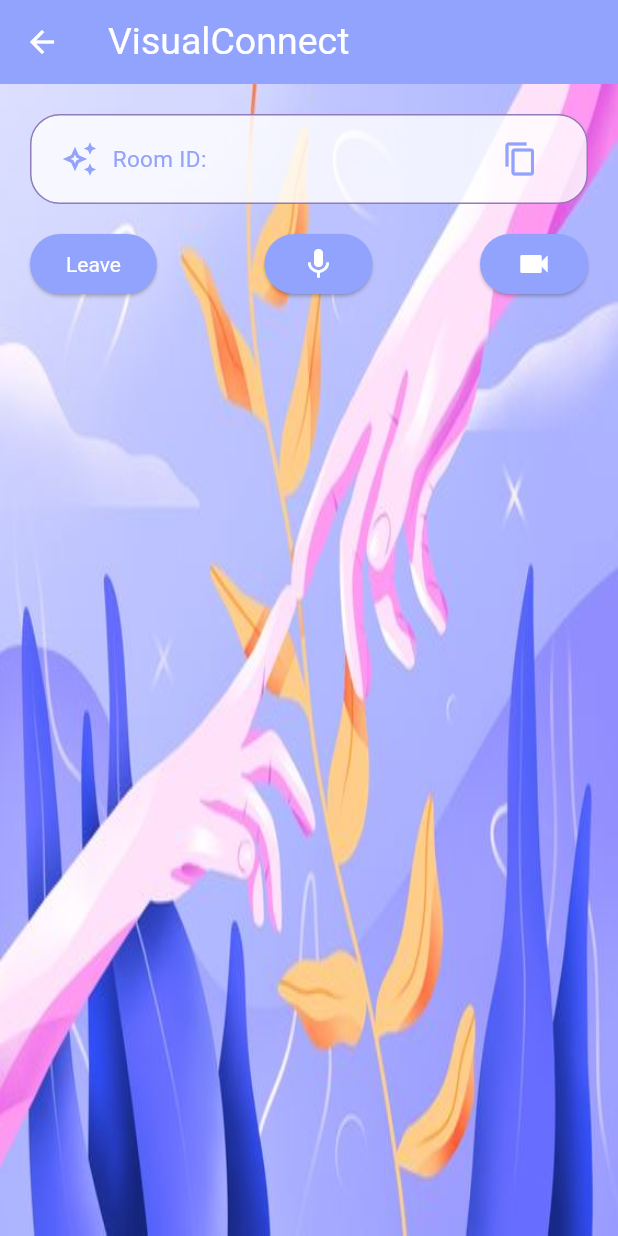
After one commit to hareem7bilal/FITR, a Flutter app: the VideoSDKQuickStart screen opened directly, after a tap on "Join", on a phone screen of 412 x 824 dp. The commit adds this screen. Run offline on Flutter 3.47's test engine with Material 3 defaults, Android fonts, the light colour scheme and no system bars; our stand-ins replace animated_toggle_switch, bloc, camera, carousel_slider, cloud_firestore, equatable and 13 more; missing offline and left inert: animate_gradient, calendar_agenda, dotted_dashed_line, firebase_app_check, google_mlkit_commons, simple_animation_progress_bar and 3 more; accounts and stored records are empty; network calls fail; Roboto replaces fonts that are missing (Poppins).

Commit message:
videocall

```diff
--- a/app/lib/views/DL_models/openpose/openpose_realtime.dart
+++ b/app/lib/views/DL_models/openpose/openpose_realtime.dart
@@ -55,7 +55,7 @@ class _OpenPoseRealtimeState extends State<OpenPoseRealtime> {
 
   void initializeWebSocket() {
     _socketChannel =
-        IOWebSocketChannel.connect(Uri.parse('https://realtime-pose-estimation-api.onrender.com/ws'));
+        IOWebSocketChannel.connect(Uri.parse('http://LoadBalancer1-1188636977.ap-south-1.elb.amazonaws.com/ws'));
 
     _socketChannel!.stream.listen(
       (message) {
--- /dev/null
+++ b/app/lib/views/visual_connect/api.dart
@@ -0,0 +1,14 @@
+import 'dart:convert';
+import 'package:http/http.dart' as http;
+
+String token =
+    "eyJhbGciOiJIUzI1NiIsInR5cCI6IkpXVCJ9.eyJhcGlrZXkiOiIyZDllMzNjNy04OTUzLTQ4OWItODA3ZC03YjZlNWI4ZWVjZDYiLCJwZXJtaXNzaW9ucyI6WyJhbGxvd19qb2luIl0sImlhdCI6MTcxNTQ0NzE5MSwiZXhwIjoxNzE1NTMzNTkxfQ.F9_lHIo4afj-fEuHaS-xqE7UIGKAJ2LYDUd5CMhqiww";
+
+Future<String> createRoom() async {
+  final http.Response httpResponse = await http.post(
+    Uri.parse("https://api.videosdk.live/v2/rooms"),
+    headers: {'Authorization': token},
+  );
+
+  return json.decode(httpResponse.body)['roomId'];
+}
--- /dev/null
+++ b/app/lib/views/visual_connect/join_screen.dart
@@ -0,0 +1,122 @@
+import 'package:flutter/material.dart';
+import 'package:flutter_application_1/utils/color_extension.dart';
+
+class JoinScreen extends StatelessWidget {
+  final void Function() onCreateRoomButtonPressed;
+  final void Function() onJoinRoomButtonPressed;
+  final void Function(String) onRoomIdChanged;
+
+  const JoinScreen({
+    super.key,
+    required this.onCreateRoomButtonPressed,
+    required this.onJoinRoomButtonPressed,
+    required this.onRoomIdChanged,
+  });
+
+  @override
+  Widget build(BuildContext context) {
+    return Scaffold(
+      body: Container(
+        decoration: const BoxDecoration(
+          image: DecorationImage(
+            image: AssetImage(
+              "assets/images/pics/visual_connect.jpg",
+            ), // Background image
+            fit: BoxFit.fill, // Stretch the image to fill the container
+          ),
+        ),
+        child: Padding(
+          padding: const EdgeInsets.all(20), // Add padding to the entire column
+          child: Column(
+            mainAxisAlignment: MainAxisAlignment.start,
+            crossAxisAlignment: CrossAxisAlignment.start,
+            children: [
+              GestureDetector(
+                onTap: onCreateRoomButtonPressed,
+                child: Container(
+                  height: 60, // Adjust height as needed
+                  width: double.infinity,
+                  padding: const EdgeInsets.symmetric(
+                      horizontal: 20), // Add horizontal padding
+                  decoration: BoxDecoration(
+                    borderRadius: BorderRadius.circular(20),
+                    border: Border.all(
+                      color: const Color.fromARGB(255, 145, 123, 185), // Set border color
+                      width: 1, // Set border width
+                    ),
+                    color: Colors.white
+                        .withOpacity(0.8), // Semi-transparent white background
+                  ),
+                  child: Row(
+                    mainAxisAlignment: MainAxisAlignment.center,
+                    children: [
+                      Icon(
+                        Icons
+                            .add_home_work_sharp, // Icon to represent creating a room
+                        color: TColor.primaryColor1, // Color of the icon
+                        size: 24, // Size of the icon
+                      ),
+                      const SizedBox(
+                          width: 10), // Add space between icon and text
+                      Text(
+                        "Create a Room",
+                        style: TextStyle(
+                          color: TColor.primaryColor1,
+                          fontSize: 15,
+                        ),
+                      ),
+                    ],
+                  ),
+                ),
+              ),
+              const SizedBox(height: 16),
+              TextField(
+                decoration: InputDecoration(
+                  contentPadding:
+                      const EdgeInsets.symmetric(vertical: 15, horizontal: 15),
+                  hintText: "Room ID",
+                  border: OutlineInputBorder(
+                    borderRadius:
+                        BorderRadius.circular(20.0), // Set border radius
+                    borderSide: BorderSide(
+                      color: TColor.white, // Set border color
+                      width: 4.0, // Set border width
+                    ),
+                  ),
+                  filled: true, // Enable field background fill
+                  fillColor: TColor.primaryColor1, // Set field background color
+                  prefixIcon: Container(
+                    width: 20,
+                    height: 20,
+                    alignment: Alignment.center,
+                    child: Image.asset(
+                      "assets/images/icons/video_call.png",
+                      width: 20,
+                      height: 20,
+                      fit: BoxFit.contain,
+                      color: TColor.white,
+                    ),
+                  ),
+                  hintStyle: TextStyle(color: TColor.white, fontSize: 12),
+                ),
+                onChanged: onRoomIdChanged,
+              ),
+              const SizedBox(height: 8),
+              ElevatedButton(
+                style: ElevatedButton.styleFrom(
+                  foregroundColor:
+                      TColor.primaryColor1, // Change background color of button
+                  backgroundColor: TColor.white, // Change text color of button
+                  textStyle:
+                      TextStyle(color: TColor.white), // Set the text color
+                ),
+                onPressed: onJoinRoomButtonPressed,
+                child: const Text("Join"),
+              )
+            ],
+          ),
+        ),
+      ),
+    );
+  }
+}
--- /dev/null
+++ b/app/lib/views/visual_connect/room_controls.dart
@@ -0,0 +1,63 @@
+import 'package:flutter/material.dart';
+import 'package:flutter_application_1/utils/color_extension.dart';
+
+class RoomControls extends StatelessWidget {
+  final void Function() onToggleMicButtonPressed;
+  final void Function() onToggleCameraButtonPressed;
+  final void Function() onLeaveButtonPressed;
+  final bool micEnabled;
+  final bool camEnabled;
+
+  const RoomControls({
+    super.key,
+    required this.onToggleMicButtonPressed,
+    required this.onToggleCameraButtonPressed,
+    required this.onLeaveButtonPressed,
+    required this.micEnabled,
+    required this.camEnabled,
+  });
+
+  @override
+  Widget build(BuildContext context) {
+    return Row(
+      mainAxisAlignment: MainAxisAlignment.spaceBetween,
+      children: [
+        ElevatedButton(
+          style: ElevatedButton.styleFrom(
+              foregroundColor: TColor.white, //change background color of button
+              backgroundColor:
+                  TColor.primaryColor1, //change text color of button
+              textStyle: TextStyle(color: TColor.white)), // Set the text color
+          onPressed: onLeaveButtonPressed,
+          child: const Text("Leave"),
+        ),
+        ElevatedButton(
+          style: ElevatedButton.styleFrom(
+              foregroundColor: TColor.white, //change background color of button
+              backgroundColor:
+                  TColor.primaryColor1, //change text color of button
+              textStyle: TextStyle(color: TColor.white)), // Set the text color
+          onPressed: onToggleMicButtonPressed,
+          child: Icon(
+            micEnabled? Icons.mic
+                : Icons.mic_off, // Toggle between mic and mic off icons
+            size: 24, // Adjust icon size as needed
+          ),
+        ),
+        ElevatedButton(
+          style: ElevatedButton.styleFrom(
+              foregroundColor: TColor.white, //change background color of button
+              backgroundColor:
+                  TColor.primaryColor1, //change text color of button
+              textStyle: TextStyle(color: TColor.white)), // Set the text color
+          onPressed: onToggleCameraButtonPressed,
+           child: Icon(
+            camEnabled?
+               Icons.videocam : Icons.videocam_off ,// Toggle between cam and cam off icons
+            size: 24, // Adjust icon size as needed
+          ),
+        )
+      ],
+    );
+  }
+}
--- /dev/null
+++ b/app/lib/views/visual_connect/room_screen.dart
@@ -0,0 +1,199 @@
+import 'package:flutter/material.dart';
+import 'room_controls.dart';
+import 'participant_tile.dart';
+import 'package:videosdk/videosdk.dart';
+import 'package:flutter_application_1/utils/color_extension.dart';
+import 'package:flutter/services.dart';
+
+class RoomScreen extends StatefulWidget {
+  final String roomId;
+  final String token;
+  final void Function() leaveRoom;
+
+  const RoomScreen(
+      {super.key,
+      required this.roomId,
+      required this.token,
+      required this.leaveRoom});
+
+  @override
+  State<RoomScreen> createState() => _RoomScreenState();
+}
+
+class _RoomScreenState extends State<RoomScreen> {
+  Map<String, Stream?> participantVideoStreams = {};
+
+  bool micEnabled = true;
+  bool camEnabled = true;
+  late Room room;
+
+  @override
+  void dispose() {
+    // Leave the room when the widget is disposed
+    room.leave();
+    super.dispose();
+  }
+
+  void setParticipantStreamEvents(Participant participant) {
+    participant.on(Events.streamEnabled, (Stream stream) {
+      if (stream.kind == 'video') {
+        setState(() => participantVideoStreams[participant.id] = stream);
+      }
+    });
+
+    participant.on(Events.streamDisabled, (Stream stream) {
+      if (stream.kind == 'video') {
+        setState(() => participantVideoStreams.remove(participant.id));
+      }
+    });
+  }
+
+  void setRoomEventListener(Room room) {
+    setParticipantStreamEvents(room.localParticipant);
+    room.on(
+      Events.participantJoined,
+      (Participant participant) => setParticipantStreamEvents(participant),
+    );
+    room.on(Events.participantLeft, (String participantId) {
+      if (participantVideoStreams.containsKey(participantId)) {
+        setState(() => participantVideoStreams.remove(participantId));
+      }
+    });
+    room.on(Events.roomLeft, () {
+      participantVideoStreams.clear();
+      widget.leaveRoom();
+    });
+  }
+
+  @override
+  void initState() {
+    super.initState();
+
+    room = VideoSDK.createRoom(
+      roomId: widget.roomId,
+      token: widget.token,
+      displayName: "Yash Chudasama",
+      micEnabled: micEnabled,
+      camEnabled: camEnabled,
+      maxResolution: 'hd',
+      defaultCameraIndex: 1,
+      notification: const NotificationInfo(
+        title: "Video SDK",
+        message: "Video SDK is sharing screen in the room",
+        icon: "notification_share", // drawable icon name
+      ),
+    );
+
+    setRoomEventListener(room);
+
+    // Join room
+    room.join();
+  }
+
+  @override
+  Widget build(BuildContext context) {
+    return Container(
+        decoration: const BoxDecoration(
+          image: DecorationImage(
+            image: AssetImage(
+              "assets/images/pics/visual_connect.jpg",
+            ),
+            fit: BoxFit.fill,
+          ),
+        ),
+        child: Padding(
+          padding: const EdgeInsets.all(20),
+          child: Column(
+            crossAxisAlignment: CrossAxisAlignment.center,
+            children: [
+              Container(
+                height: 60, // Adjust height as needed
+                width: double.infinity,
+                padding: const EdgeInsets.symmetric(
+                  horizontal: 20,
+                ), // Add horizontal padding
+                decoration: BoxDecoration(
+                  borderRadius: BorderRadius.circular(20),
+                  border: Border.all(
+                    color: const Color.fromARGB(255, 145, 123, 185),
+                    width: 1,
+                  ),
+                  color: Colors.white.withOpacity(0.8),
+                ),
+                child: Row(
+                  mainAxisAlignment: MainAxisAlignment
+                      .spaceBetween, // Align the icon and text to the center
+                  children: [
+                    Row(
+                      children: [
+                        Icon(
+                          Icons
+                              .auto_awesome_outlined, // Icon to represent creating a room
+                          color: TColor.primaryColor1, // Color of the icon
+                          size: 24, // Size of the icon
+                        ),
+                        const SizedBox(
+                          width: 10,
+                        ), // Add space between icon and text
+                        Text(
+                          "Room ID: ${widget.roomId}",
+                          style: TextStyle(
+                            color: TColor.primaryColor1,
+                            fontSize: 15,
+                          ),
+                        ),
+                      ],
+                    ),
+                    IconButton(
+                      onPressed: () {
+                        // Implement copy functionality here
+                        // For example:
+                        Clipboard.setData(ClipboardData(text: widget.roomId));
+                        // Show a toast or snackbar to indicate the ID is copied
+                        ScaffoldMessenger.of(context).showSnackBar(
+                          const SnackBar(
+                            content: Text('Room ID copied!'),
+                          ),
+                        );
+                      },
+                      icon: Icon(
+                        Icons.content_copy,
+                        color: TColor.primaryColor1,
+                      ),
+                    ),
+                  ],
+                ),
+              ),
+              const SizedBox(height: 16),
+              RoomControls(
+                onToggleMicButtonPressed: () {
+                  micEnabled ? room.muteMic() : room.unmuteMic();
+                  micEnabled = !micEnabled;
+                },
+                onToggleCameraButtonPressed: () {
+                  camEnabled ? room.disableCam() : room.enableCam();
+                  camEnabled = !camEnabled;
+                },
+                onLeaveButtonPressed: () => room.leave(),
+                micEnabled: micEnabled,
+                camEnabled: camEnabled,
+              ),
+              Expanded(
+                child: ListView(
+                  shrinkWrap: true,
+                  scrollDirection:
+                      Axis.vertical, // Change to vertical if needed
+                  children: participantVideoStreams.values
+                      .map(
+                        (e) => ParticipantTile(
+                          stream: e!,
+                        ),
+                      )
+                      .toList(),
+                ),
+              ),
+            ],
+          ),
+        ));
+  }
+}
--- /dev/null
+++ b/app/lib/views/visual_connect/start.dart
@@ -0,0 +1,54 @@
+import 'package:flutter/material.dart';
+import 'api.dart';
+import 'join_screen.dart';
+import 'room_screen.dart';
+import 'package:flutter_application_1/utils/color_extension.dart';
+
+class VideoSDKQuickStart extends StatefulWidget {
+  const VideoSDKQuickStart({super.key});
+
+  @override
+  State<VideoSDKQuickStart> createState() => _VideoSDKQuickStartState();
+}
+
+class _VideoSDKQuickStartState extends State<VideoSDKQuickStart> {
+  String roomId = "";
+  bool isRoomActive = false;
+
+  @override
+  Widget build(BuildContext context) {
+    return Scaffold(
+      appBar: AppBar(
+        backgroundColor: TColor.primaryColor1,
+        title: const Text(
+          "VisualConnect",
+          style: TextStyle(
+            fontSize: 25,
+            fontWeight: FontWeight.w400,
+            color: Colors.white, // Add color property here
+          ),
+        ),
+        iconTheme:
+            const IconThemeData(color: Colors.white), // Set back button color
+      ),
+      body: isRoomActive
+          ? RoomScreen(
+              roomId: roomId,
+              token: token,
+              leaveRoom: () {
+                setState(() => isRoomActive = false);
+              },
+            )
+          : JoinScreen(
+              onRoomIdChanged: (value) => roomId = value,
+              onCreateRoomButtonPressed: () async {
+                roomId = await createRoom();
+                setState(() => isRoomActive = true);
+              },
+              onJoinRoomButtonPressed: () {
+                setState(() => isRoomActive = true);
+              },
+            ),
+    );
+  }
+}
```
Also changed, not shown: app/lib/views/home/home_view.dart (+29 -2 lines), app/lib/views/vision_detector/camera_view.dart (+41 -9 lines), app/lib/views/vision_detector/detector_view.dart (+5 -3 lines), app/lib/views/vision_detector/pose_detector_view.dart (+7 -2 lines), app/lib/views/visual_connect/participant_tile.dart (added, +25 -0 lines), app/lib/views/workout_tracker/exercise_step_details.dart (+19 -8 lines), app/lib/views/workout_tracker/workout_detail_view.dart (+4 -19 lines), app/pubspec.yaml (+9 -0 lines), app/assets/images/app_icon.png (added), app/assets/images/icons/video_call.png (added), app/assets/images/pics/visual_connect.jpg (added), app/pubspec.lock, 29 other files.
